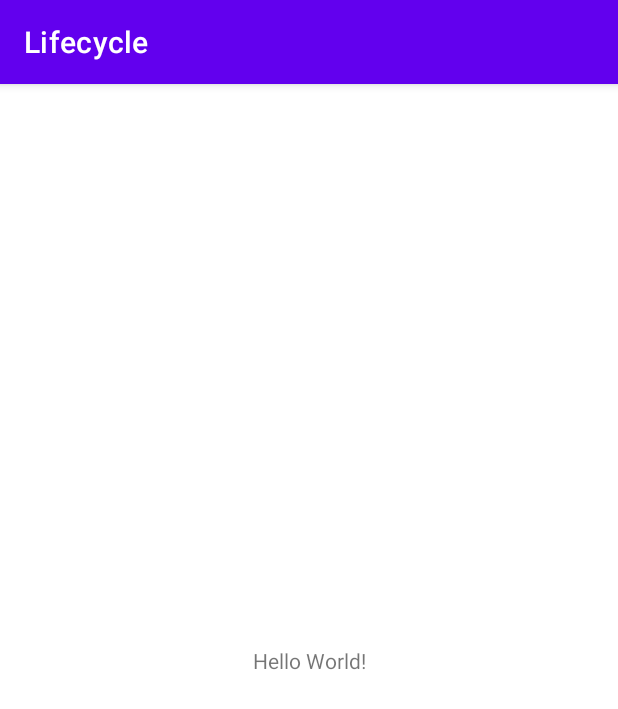
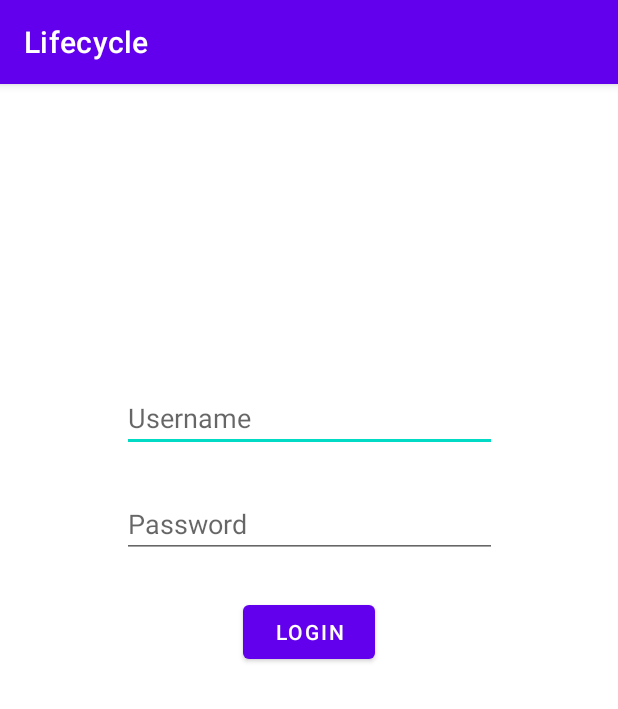
Before and after one commit to toqvist/MD-Lifecycle, an Android app: the MainActivity screen opened directly, with no data from a screen before it, on a phone screen of 412 x 824 dp. Shown: the top 709 px of the screen. Run offline under Robolectric (Android 15) with nearby library versions, the phone set to English and light mode, and no system bars.

Commit message:
Added views for login and logged in

```diff
--- a/app/src/main/res/layout/activity_main.xml
+++ b/app/src/main/res/layout/activity_main.xml
@@ -6,13 +6,37 @@
     android:layout_height="match_parent"
     tools:context=".MainActivity">
 
-    <TextView
+
+    <EditText
+        android:id="@+id/formUsername"
+        android:hint="Username"
+        android:layout_width="250dp"
+        android:layout_height="wrap_content"
+        android:inputType="textPersonName"
+        app:layout_constraintStart_toStartOf="parent"
+        app:layout_constraintEnd_toEndOf="parent"
+        app:layout_constraintTop_toTopOf="parent"
+        android:layout_marginTop="200dp"/>
+
+    <EditText
+        android:id="@+id/formPassword"
+        android:hint="Password"
+        android:layout_width="250dp"
+        android:layout_height="wrap_content"
+        android:inputType="textPassword"
+        app:layout_constraintStart_toStartOf="parent"
+        app:layout_constraintEnd_toEndOf="parent"
+        app:layout_constraintTop_toBottomOf="@id/formUsername"
+        android:layout_marginTop="25dp"/>
+
+    <Button
+        android:id="@+id/button2"
         android:layout_width="wrap_content"
         android:layout_height="wrap_content"
-        android:text="Hello World!"
-        app:layout_constraintBottom_toBottomOf="parent"
+        android:text="Login"
+        app:layout_constraintTop_toBottomOf="@id/formPassword"
         app:layout_constraintEnd_toEndOf="parent"
         app:layout_constraintStart_toStartOf="parent"
-        app:layout_constraintTop_toTopOf="parent" />
+        android:layout_marginTop="25dp"/>
 
 </androidx.constraintlayout.widget.ConstraintLayout>
```
Also changed, not shown: app/src/main/res/layout/activity_forms.xml (added, +177 -0 lines).
